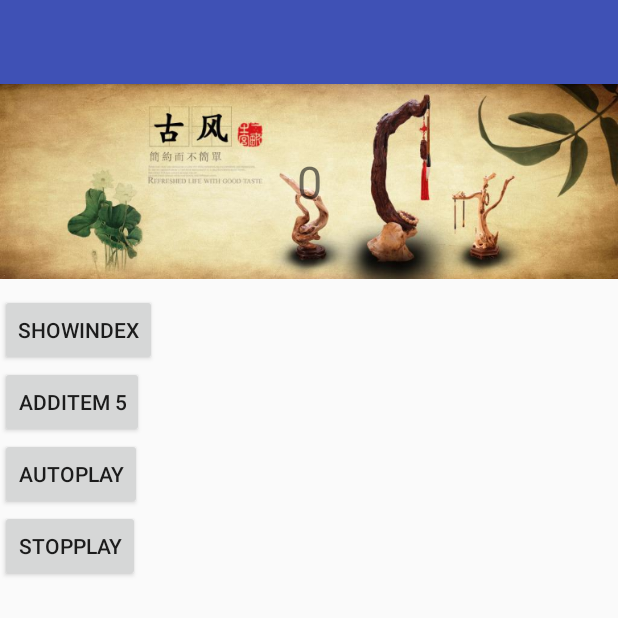
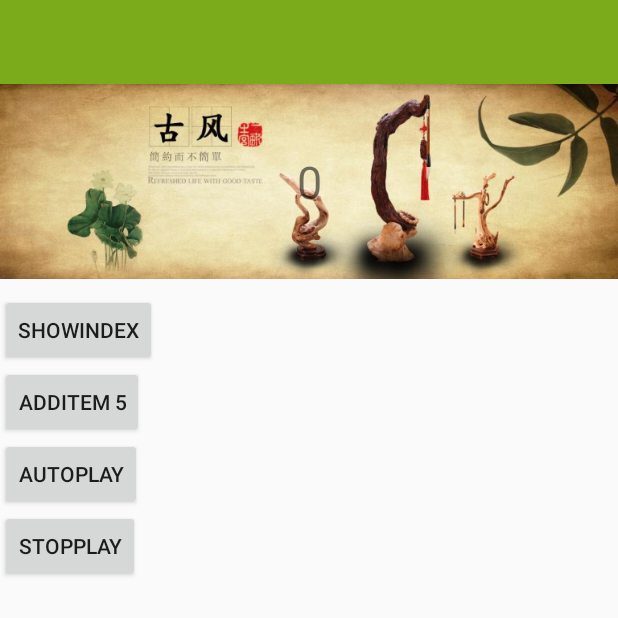
Before and after one commit to shuijinglingsos/Zero, an Android app: the LoopViewPagerActivity screen opened directly, with no data from a screen before it, on a phone screen of 412 x 824 dp, the top half of it. Run offline under Robolectric (Android 15) with nearby library versions, the light colour scheme and no system bars.

Commit message:
修改主题颜色

```diff
--- a/app/src/main/res/values/colors.xml
+++ b/app/src/main/res/values/colors.xml
@@ -1,6 +1,11 @@
 <?xml version="1.0" encoding="utf-8"?>
 <resources>
-    <color name="colorPrimary">#3F51B5</color>
-    <color name="colorPrimaryDark">#303F9F</color>
+    <color name="colorPrimary">#7BAB1A</color>
+    <color name="colorPrimaryDark">#679415</color>
     <color name="colorAccent">#FF4081</color>
+
+    <!--<color name="colorPrimary">#3F51B5</color>-->
+    <!--<color name="colorPrimaryDark">#303F9F</color>-->
+    <!--<color name="colorAccent">#FF4081</color>-->
+
 </resources>
```
